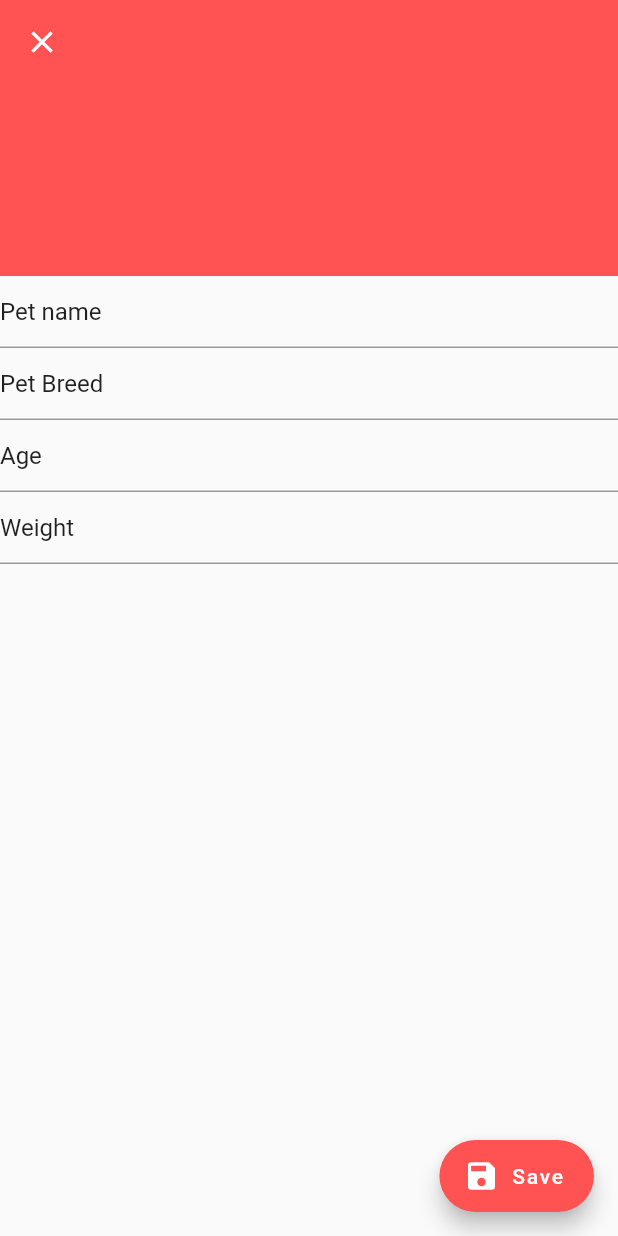
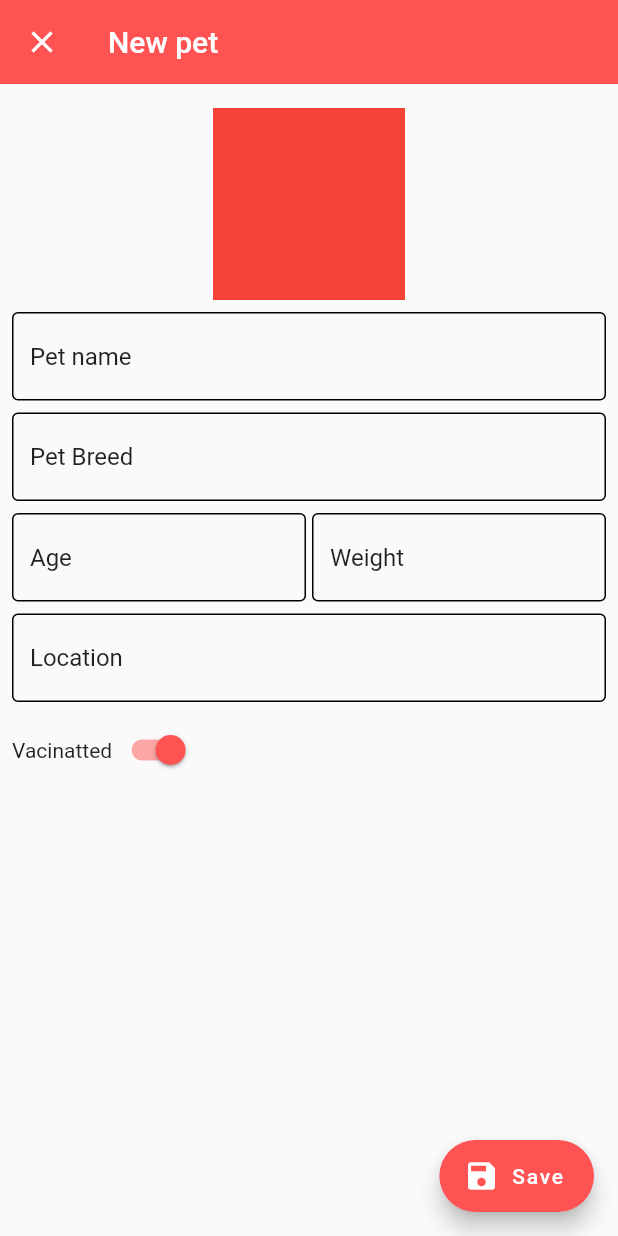
Before and after one commit to Alifyz/petly, a Flutter app: the NewPetPage screen opened by its route, on a phone screen of 412 x 824 dp. Run offline on Flutter 3.47's test engine with Material 2 defaults, Android fonts, the phone set to English and light mode, and no system bars; our stand-ins replace bloc, google_fonts, video_player; statements that could not run were skipped.

Commit message:
add; new layout changes

```diff
--- a/lib/pages/new_pet/view/new_pet_page.dart
+++ b/lib/pages/new_pet/view/new_pet_page.dart
@@ -5,34 +5,110 @@ class NewPetPage extends StatelessWidget {
 
   @override
   Widget build(BuildContext context) {
+    final navigator = Navigator.of(context);
     return Scaffold(
       appBar: AppBar(
         backgroundColor: Colors.redAccent,
         elevation: 0,
-        leading: const Icon(Icons.close),
+        leading: GestureDetector(
+          onTap: navigator.pop,
+          child: const Icon(Icons.close),
+        ),
+        title: const Text('New pet'),
       ),
       floatingActionButton: FloatingActionButton.extended(
         onPressed: () {},
         icon: const Icon(Icons.save),
         label: const Text('Save'),
       ),
-      body: Column(
+      body: ListView(
         children: [
-          Container(
-            height: 128,
-            color: Colors.redAccent,
+          Padding(
+            padding: const EdgeInsets.only(top: 16, left: 8, right: 8),
+            child: Align(
+              child: Container(
+                height: 128,
+                width: 128,
+                color: Colors.red,
+              ),
+            ),
           ),
-          TextFormField(
-            initialValue: 'Pet name',
+          Padding(
+            padding: const EdgeInsets.all(8),
+            child: TextFormField(
+              decoration: const InputDecoration(
+                border: OutlineInputBorder(),
+                enabledBorder: OutlineInputBorder(),
+              ),
+              initialValue: 'Pet name',
+            ),
           ),
-          TextFormField(
-            initialValue: 'Pet Breed',
+          Padding(
+            padding: const EdgeInsets.only(
+              left: 8,
+              right: 8,
+            ),
+            child: TextFormField(
+              decoration: const InputDecoration(
+                border: OutlineInputBorder(),
+                enabledBorder: OutlineInputBorder(),
+              ),
+              initialValue: 'Pet Breed',
+            ),
           ),
-          TextFormField(
-            initialValue: 'Age',
+          Padding(
+            padding: const EdgeInsets.only(
+              left: 8,
+              right: 8,
+              top: 8,
+            ),
+            child: Row(
+              children: [
+                Expanded(
+                  child: TextFormField(
+                    decoration: const InputDecoration(
+                      border: OutlineInputBorder(),
+                      enabledBorder: OutlineInputBorder(),
+                    ),
+                    initialValue: 'Age',
+                  ),
+                ),
+                const SizedBox(
+                  width: 4,
+                ),
+                Expanded(
+                  child: TextFormField(
+                    decoration: const InputDecoration(
+                      border: OutlineInputBorder(),
+                      enabledBorder: OutlineInputBorder(),
+                    ),
+                    initialValue: 'Weight',
+                  ),
+                ),
+              ],
+            ),
           ),
-          TextFormField(
-            initialValue: 'Weight',
+          Padding(
+            padding: const EdgeInsets.all(8.0),
+            child: TextFormField(
+              decoration: const InputDecoration(
+                border: OutlineInputBorder(),
+                enabledBorder: OutlineInputBorder(),
+              ),
+              initialValue: 'Location',
+            ),
+          ),
+          Padding(
+            padding: const EdgeInsets.only(left: 8, right: 8),
+            child: Row(
+              children: [
+                const Text('Vacinatted'),
+                Switch(
+                  value: true,
+                  onChanged: (bool newValue) {},
+                ),
+              ],
+            ),
           ),
         ],
       ),
```
